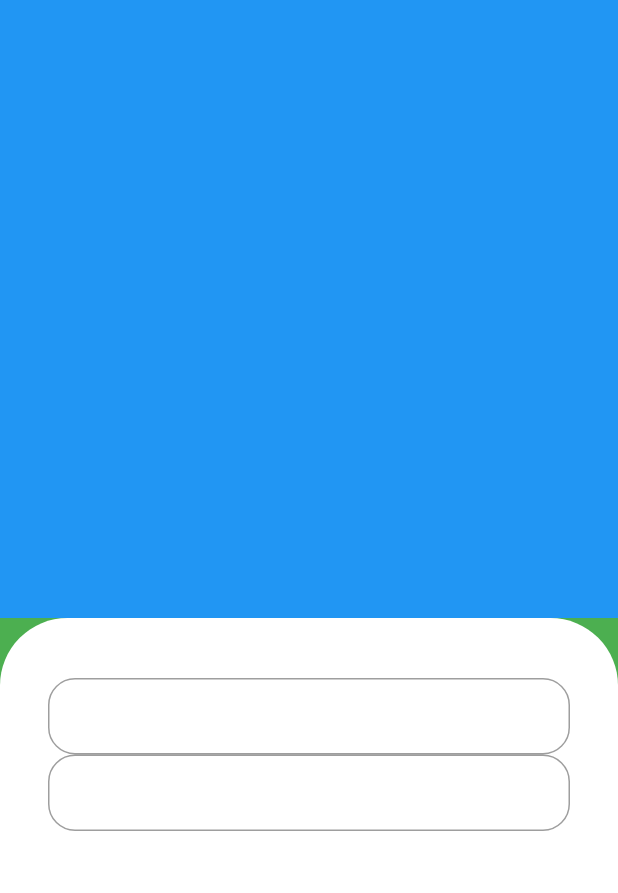
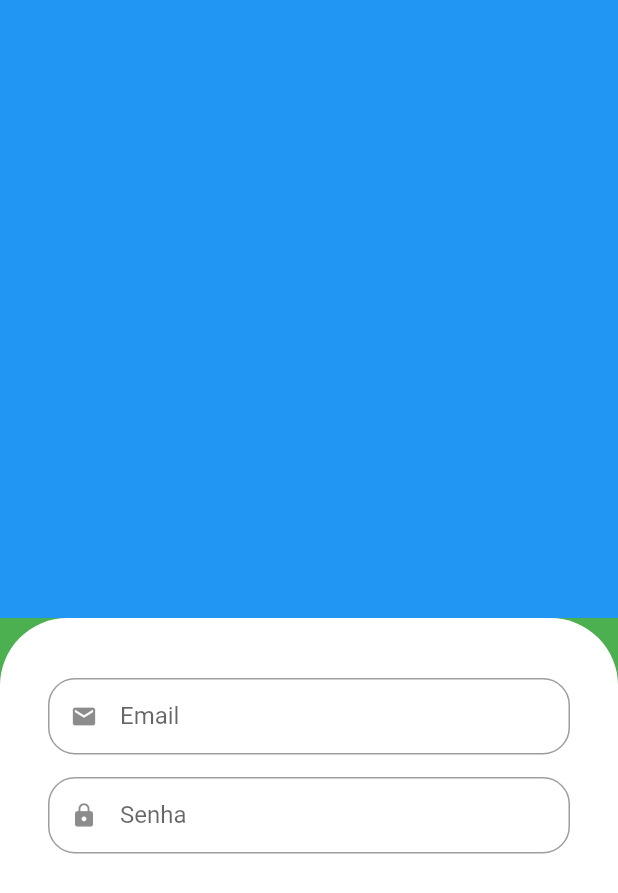
Before and after one commit to aloisiomartinez/greengrocery_app, a Flutter app: the screen it shows after launch, on a phone screen of 412 x 824 dp. Shown: the top 893 px of the screen. Run offline on Flutter 3.47's test engine with Material 2 defaults, Android fonts, the phone set to English and light mode, and no system bars.

Commit message:
customTextField component

```diff
--- /dev/null
+++ b/lib/src/auth/components/custom_text_field.dart
@@ -0,0 +1,29 @@
+import 'package:flutter/material.dart';
+
+class CustomTextField extends StatelessWidget {
+  final IconData icon;
+  final String label;
+  final bool isObscure;
+
+  const CustomTextField(
+      {super.key,
+      required this.icon,
+      required this.label,
+      this.isObscure = false});
+
+  @override
+  Widget build(BuildContext context) {
+    return Padding(
+      padding: const EdgeInsets.only(bottom: 15),
+      child: TextFormField(
+        obscureText: isObscure,
+        decoration: InputDecoration(
+            prefixIcon: Icon(icon),
+            labelText: label,
+            isDense: true,
+            border:
+                OutlineInputBorder(borderRadius: BorderRadius.circular(18))),
+      ),
+    );
+  }
+}
--- a/lib/src/auth/sign_in_screen.dart
+++ b/lib/src/auth/sign_in_screen.dart
@@ -1,4 +1,5 @@
 import 'package:flutter/material.dart';
+import 'package:green_grocery/src/auth/components/custom_text_field.dart';
 
 class SignInScreen extends StatelessWidget {
   const SignInScreen({Key? key}) : super(key: key);
@@ -20,19 +21,13 @@
                 color: Colors.white,
                 borderRadius: BorderRadius.vertical(top: Radius.circular(45))),
             child: Column(
-              children: [
-                TextFormField(
-                  decoration: InputDecoration(
-                      isDense: true,
-                      border: OutlineInputBorder(
-                          borderRadius: BorderRadius.circular(18))),
-                ),
-                TextFormField(
-                  decoration: InputDecoration(
-                      isDense: true,
-                      border: OutlineInputBorder(
-                          borderRadius: BorderRadius.circular(18))),
-                ),
+              children: const [
+                CustomTextField(icon: Icons.email, label: "Email"),
+                CustomTextField(
+                  icon: Icons.lock,
+                  label: "Senha",
+                  isObscure: true,
+                )
               ],
             ),
           ))
```
